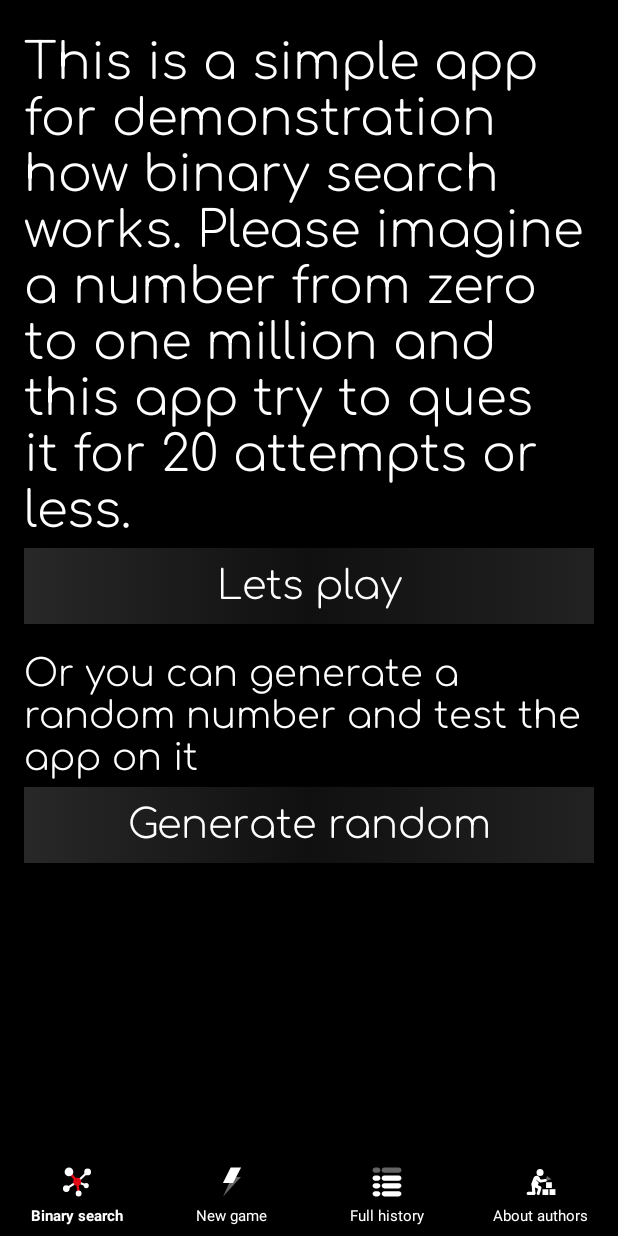
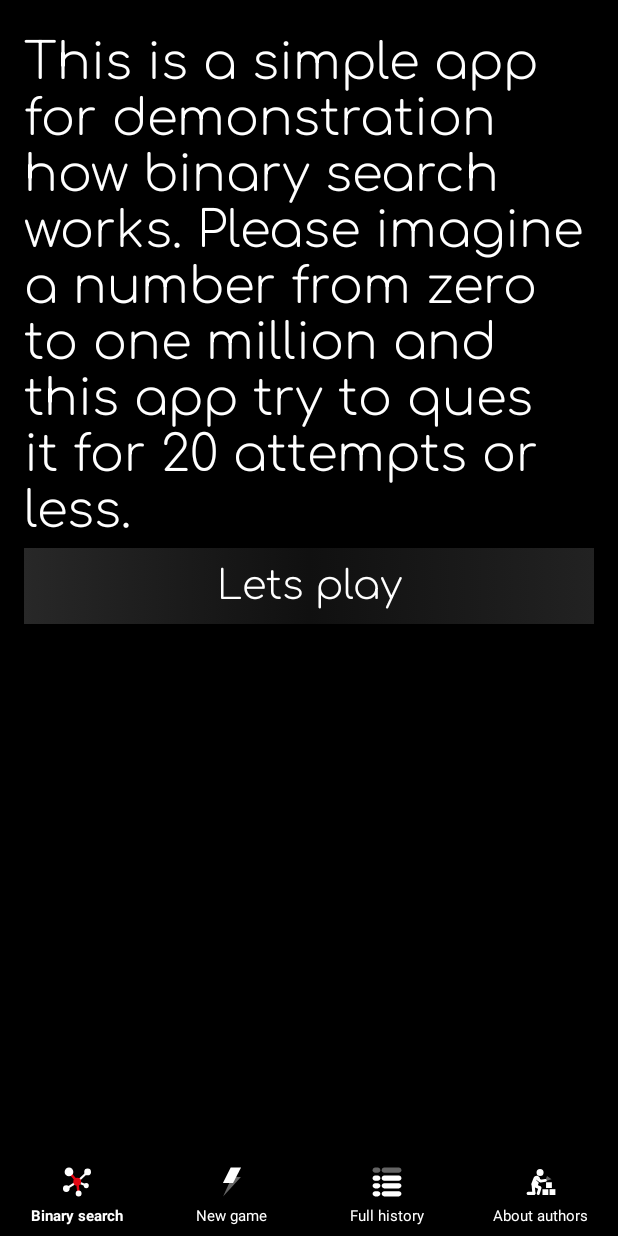
Before and after one commit to K2D2021/K2DBinarySearch, an Android app: the screen it shows after launch (MainActivity), on a phone screen of 412 x 824 dp. Run offline under Robolectric (Android 15) with nearby library versions, the phone set to English and light mode, and no system bars; our stand-ins replace Room's generated code.

Commit message:
Added logic part to use Retrofit2 for generate random number.

```diff
--- a/app/src/main/java/ru/k2d/k2dbinarysearch/MainViewModel.kt
+++ b/app/src/main/java/ru/k2d/k2dbinarysearch/MainViewModel.kt
@@ -4,12 +4,13 @@ import androidx.lifecycle.MutableLiveData
 import androidx.lifecycle.ViewModel
 import androidx.lifecycle.viewModelScope
 import kotlinx.coroutines.launch
+import retrofit2.Response
 import ru.k2d.k2dbinarysearch.model.Post
 import ru.k2d.k2dbinarysearch.repository.Repository
 
 class MainViewModel(private val repository: Repository): ViewModel() {
 
-    val myResponse: MutableLiveData<Post> = MutableLiveData()
+    val myResponse: MutableLiveData<Response<Post>> = MutableLiveData()
     fun getPost() {
         viewModelScope.launch {
             val response = repository.getPost()
--- a/app/src/main/java/ru/k2d/k2dbinarysearch/api/SimpleAPI.kt
+++ b/app/src/main/java/ru/k2d/k2dbinarysearch/api/SimpleAPI.kt
@@ -1,9 +1,10 @@
 package ru.k2d.k2dbinarysearch.api
 
+import retrofit2.Response
 import retrofit2.http.GET
 import ru.k2d.k2dbinarysearch.model.Post
 
 interface SimpleAPI {
     @GET("api/number/random_number")
-    suspend fun getPost(): Post
+    suspend fun getPost(): Response<Post>
 }
--- a/app/src/main/java/ru/k2d/k2dbinarysearch/repository/Repository.kt
+++ b/app/src/main/java/ru/k2d/k2dbinarysearch/repository/Repository.kt
@@ -1,10 +1,11 @@
 package ru.k2d.k2dbinarysearch.repository
 
+import retrofit2.Response
 import ru.k2d.k2dbinarysearch.api.RetrofitInstance
 import ru.k2d.k2dbinarysearch.model.Post
 
 class Repository {
-    suspend fun getPost(): Post {
+    suspend fun getPost(): Response<Post> {
         return RetrofitInstance.api.getPost()
     }
 }
--- a/app/src/main/res/layout/fragment_home.xml
+++ b/app/src/main/res/layout/fragment_home.xml
@@ -35,27 +35,7 @@
             android:textSize="12pt"
             app:layout_constraintTop_toBottomOf="@+id/textView3"
             tools:layout_editor_absoluteX="16dp" />
-        <TextView
-            android:id="@+id/generateRandomText"
-            android:layout_width="match_parent"
-            android:layout_height="wrap_content"
-            android:fontFamily="@font/comfortaa_light"
-            android:text="@string/randomNumber_text"
-            android:textColor="@color/white"
-            android:textSize="11pt"
-            android:paddingTop="10dp"
-            android:paddingBottom="4dp"
-            app:layout_constraintTop_toBottomOf="@+id/buttonF" />
-        <Button
-            android:id="@+id/generateRandomNumberBTN"
-            android:background="@drawable/buttons_rounded_corners"
-            android:layout_width="match_parent"
-            android:layout_height="wrap_content"
-            android:fontFamily="@font/comfortaa_light"
-            android:text="@string/generateRandomNumberBTNText"
-            android:textAllCaps="false"
-            android:textSize="12pt"
-            app:layout_constraintTop_toBottomOf="@+id/generateRandomText" />
+
 
     </androidx.constraintlayout.widget.ConstraintLayout>
 </FrameLayout>
```
Also changed, not shown: app/src/main/java/ru/k2d/k2dbinarysearch/MainActivity.kt (+37 -9 lines), app/src/main/java/ru/k2d/k2dbinarysearch/fragments/GameFragment.kt (+5 -3 lines).
